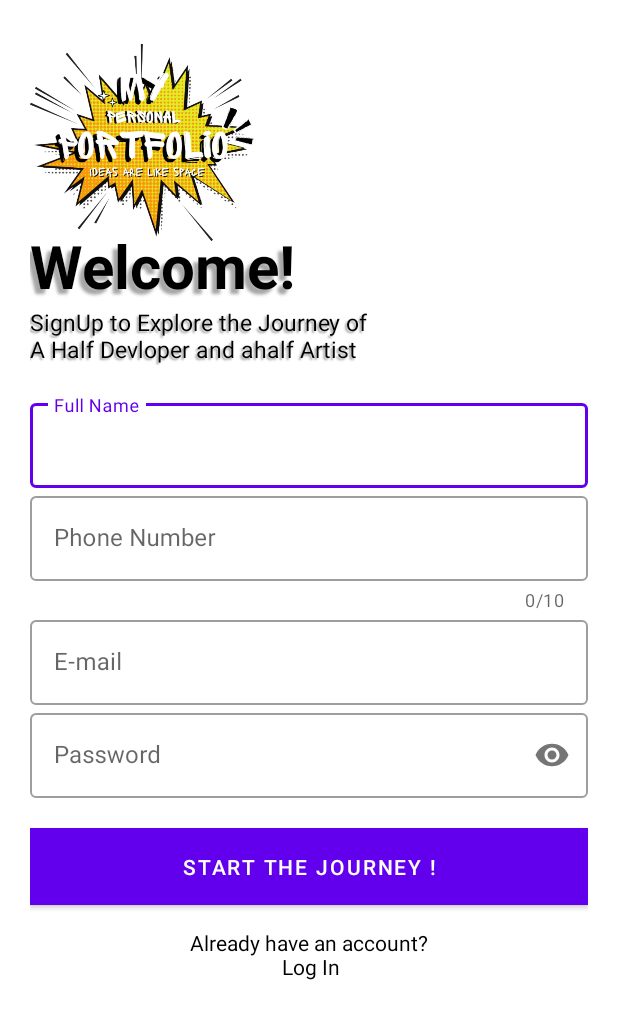
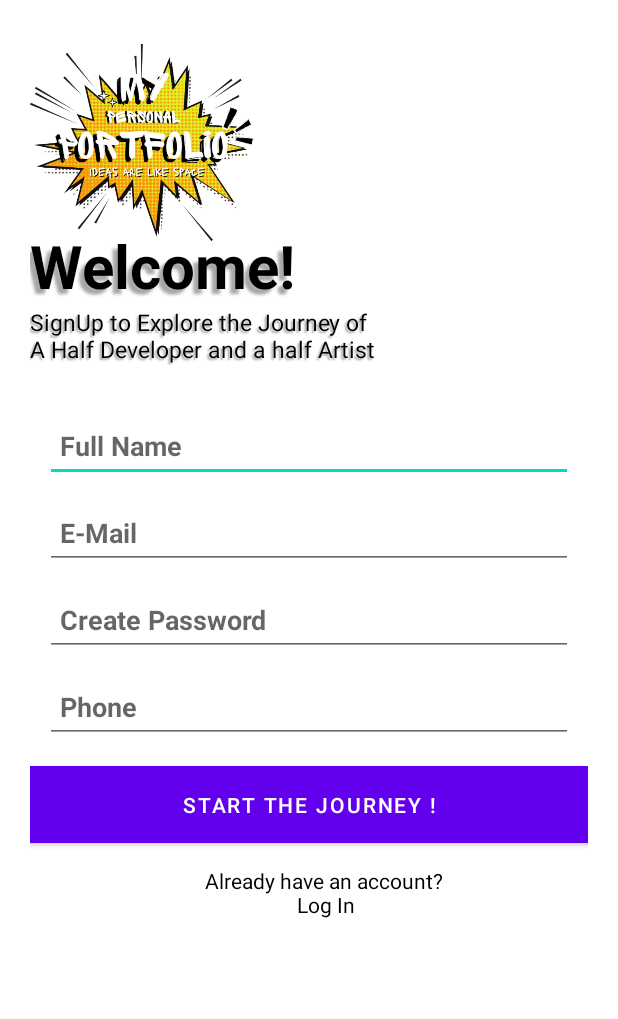
Before and after one commit to ThefriendlyNeighbourhoodCoder/MyApplication, an Android app: the layout activity_register.xml on its own in the app's theme, with its tools: preview values and no code run, on a phone screen of 412 x 824 dp. Shown: the top 1019 px of the screen. Run offline under Robolectric (Android 15) with nearby library versions, the phone set to English and light mode, and no system bars.

Commit message:
#003 ---> removed material theme layout #004 ---> intent passing successfully #005 ---> FireStore Working successfully #006 ---> Fixed Bugs

```diff
--- a/app/build.gradle
+++ b/app/build.gradle
@@ -33,13 +33,12 @@ android {
 dependencies {
 
     implementation 'androidx.appcompat:appcompat:1.5.1'
-    implementation 'com.google.android.material:material:1.7.0'
     implementation 'androidx.constraintlayout:constraintlayout:2.1.4'
     implementation 'com.google.android.material:material:1.7.0'
     implementation 'com.google.firebase:firebase-auth:21.1.0'
     implementation 'com.google.firebase:firebase-firestore:24.4.0'
     implementation 'com.google.firebase:firebase-storage:20.1.0'
     testImplementation 'junit:junit:4.13.2'
-    androidTestImplementation 'androidx.test.ext:junit:1.1.3'
-    androidTestImplementation 'androidx.test.espresso:espresso-core:3.4.0'
+    androidTestImplementation 'androidx.test.ext:junit:1.1.4'
+    androidTestImplementation 'androidx.test.espresso:espresso-core:3.5.0'
 }
--- a/app/src/main/java/com/example/myapplication/SplashScreen.java
+++ b/app/src/main/java/com/example/myapplication/SplashScreen.java
@@ -17,7 +17,7 @@ public class SplashScreen extends AppCompatActivity {
             @Override
             public void run() {
 
-                startActivity(new Intent(getApplicationContext(),MainActivity.class));
+                startActivity(new Intent(getApplicationContext(),Register.class));
 
             }
         },3500);
--- a/app/src/main/res/layout/activity_login.xml
+++ b/app/src/main/res/layout/activity_login.xml
@@ -6,4 +6,13 @@
     android:layout_height="match_parent"
     tools:context=".Login">
 
+    <Button
+        android:id="@+id/button"
+        android:layout_width="wrap_content"
+        android:layout_height="wrap_content"
+        android:text="Button"
+        app:layout_constraintBottom_toBottomOf="parent"
+        app:layout_constraintEnd_toEndOf="parent"
+        app:layout_constraintStart_toStartOf="parent"
+        app:layout_constraintTop_toTopOf="parent" />
 </androidx.constraintlayout.widget.ConstraintLayout>
--- a/app/src/main/res/layout/activity_register.xml
+++ b/app/src/main/res/layout/activity_register.xml
@@ -35,10 +35,12 @@
         android:shadowDx="-2"
         android:shadowDy="2"
         android:shadowRadius="1"
-        android:text="SignUp to Explore the Journey of\nA Half Devloper and ahalf Artist"
+        android:text="SignUp to Explore the Journey of\nA Half Developer and a half Artist"
         android:textAlignment="textStart"
         android:textSize="15sp"
         app:autoSizeTextType="none" />
+
+
     <LinearLayout
         android:layout_width="match_parent"
         android:layout_height="wrap_content"
@@ -46,77 +48,90 @@
         android:layout_marginTop="20dp"
         android:layout_marginBottom="20dp">
 
-        <com.google.android.material.textfield.TextInputLayout
+
+        <EditText
             android:id="@+id/fullname"
             android:layout_width="match_parent"
             android:layout_height="wrap_content"
+            android:layout_marginStart="10dp"
+            android:layout_marginEnd="10dp"
+            android:layout_marginTop="10dp"
+            android:ems="10"
             android:hint="Full Name"
-            style="@style/Widget.MaterialComponents.TextInputLayout.OutlinedBox">
-            <com.google.android.material.textfield.TextInputEditText
+            android:inputType="textPersonName"
+            android:minHeight="48dp"
+            android:padding="10dp"
+            android:textStyle="bold"
+            />
+        <EditText
+            android:id="@+id/email"
             android:layout_width="match_parent"
             android:layout_height="wrap_content"
-                android:inputType="text" />
-        </com.google.android.material.textfield.TextInputLayout>
+            android:layout_marginTop="10dp"
+            android:layout_marginStart="10dp"
+            android:layout_marginEnd="10dp"
+            android:ems="10"
+            android:hint="E-Mail"
+            android:inputType="textEmailAddress"
+            android:minHeight="48dp"
+            android:padding="10dp"
+            android:textStyle="bold"
+            />
+        <EditText
+            android:id="@+id/password"
+            android:layout_width="match_parent"
+            android:layout_height="wrap_content"
+            android:layout_marginStart="10dp"
+            android:layout_marginEnd="10dp"
+            android:layout_marginTop="10dp"
+            android:ems="10"
+            android:hint="Create Password"
+            android:inputType="textPassword"
+            android:minHeight="48dp"
+            android:padding="10dp"
+            android:textStyle="bold"
+            />
 
-        <com.google.android.material.textfield.TextInputLayout
+        <EditText
             android:id="@+id/phone"
             android:layout_width="match_parent"
             android:layout_height="wrap_content"
-            android:hint="Phone Number"
-            app:counterEnabled="true"
-            app:counterMaxLength="10"
-            style="@style/Widget.MaterialComponents.TextInputLayout.OutlinedBox">
-            <com.google.android.material.textfield.TextInputEditText
-                android:layout_width="match_parent"
-                android:layout_height="wrap_content"
-                android:inputType="text" />
-        </com.google.android.material.textfield.TextInputLayout>
+            android:layout_marginStart="10dp"
+            android:layout_marginEnd="10dp"
+            android:layout_marginTop="10dp"
+            android:ems="10"
+            android:hint="Phone"
+            android:inputType="number"
+            android:minHeight="48dp"
+            android:padding="10dp"
+            android:textStyle="bold" />
 
-        <com.google.android.material.textfield.TextInputLayout
-            android:id="@+id/email"
-            android:layout_width="match_parent"
-            android:layout_height="wrap_content"
-            android:hint="E-mail"
-            style="@style/Widget.MaterialComponents.TextInputLayout.OutlinedBox">
-            <com.google.android.material.textfield.TextInputEditText
-                android:layout_width="match_parent"
-                android:layout_height="wrap_content"
-                android:inputType="textEmailAddress" />
-        </com.google.android.material.textfield.TextInputLayout>
-
-        <com.google.android.material.textfield.TextInputLayout
-            android:id="@+id/password"
-            android:layout_width="match_parent"
-            android:layout_height="wrap_content"
-            android:hint="Password"
-            app:passwordToggleEnabled="true"
-            style="@style/Widget.MaterialComponents.TextInputLayout.OutlinedBox">
-            <com.google.android.material.textfield.TextInputEditText
-                android:layout_width="match_parent"
-                android:layout_height="wrap_content"
-                android:inputType="textPassword" />
-        </com.google.android.material.textfield.TextInputLayout>
-    </LinearLayout>
 
         <Button
             android:id="@+id/registerBtn"
             android:layout_width="match_parent"
             android:layout_height="wrap_content"
+            android:background="@color/black"
+            android:padding="10dp"
             android:text="Start the Journey !"
-        android:background="@color/black"
             android:textColor="@color/white"
-        android:padding="10dp" />
+            android:layout_marginTop="15dp"
+            />
 
         <TextView
         android:id="@+id/createText"
         android:layout_width="371dp"
         android:layout_height="wrap_content"
         android:layout_marginTop="15dp"
+        android:layout_marginStart="10dp"
+        android:layout_marginEnd="10dp"
         android:background="#00000000"
         android:shadowColor="#A6A6A6"
         android:text="Already have an account?\n Log In"
         android:textAlignment="center"
         android:textColor="@color/black" />
+
+    </LinearLayout>
 
     <ProgressBar
         android:id="@+id/progressBar"
@@ -124,6 +139,6 @@
         android:layout_width="369dp"
         android:layout_height="wrap_content"
         android:progressTint="#2196F3"
-        android:visibility="invisible"  />
+        android:visibility="invisible" />
 
 </LinearLayout>
```
Lines whose indentation alone changed are shown as unchanged.
